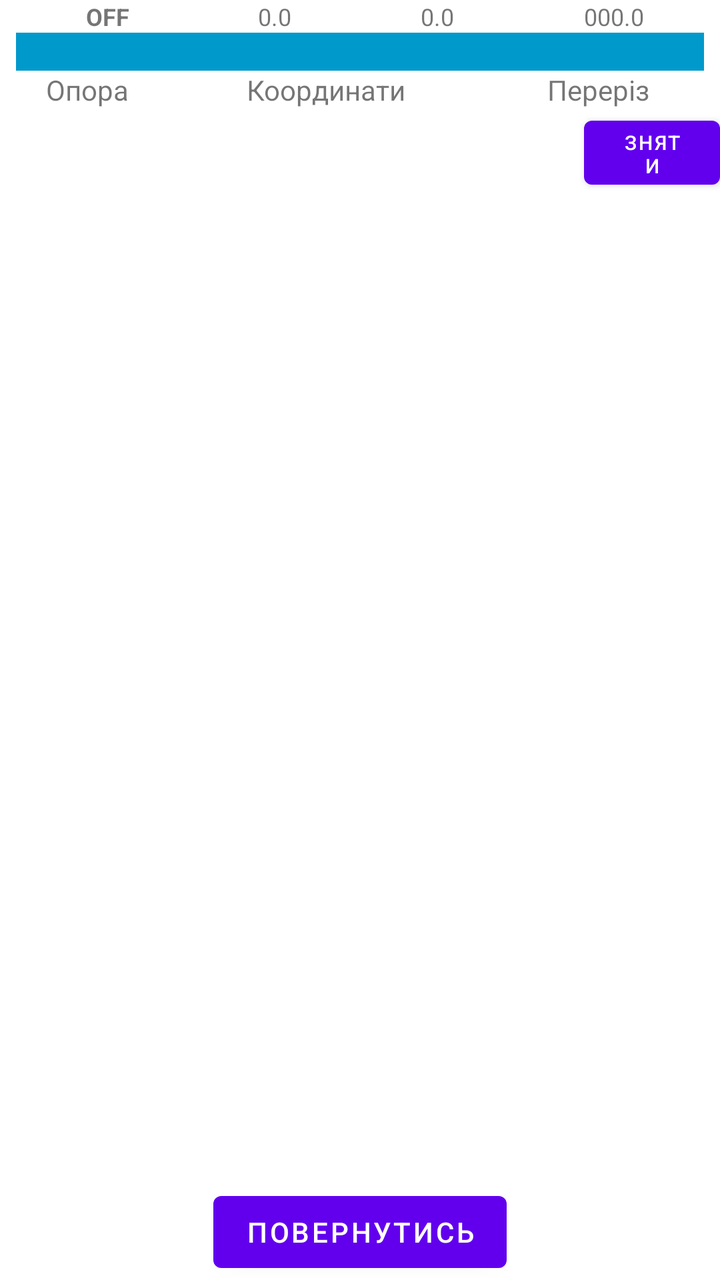
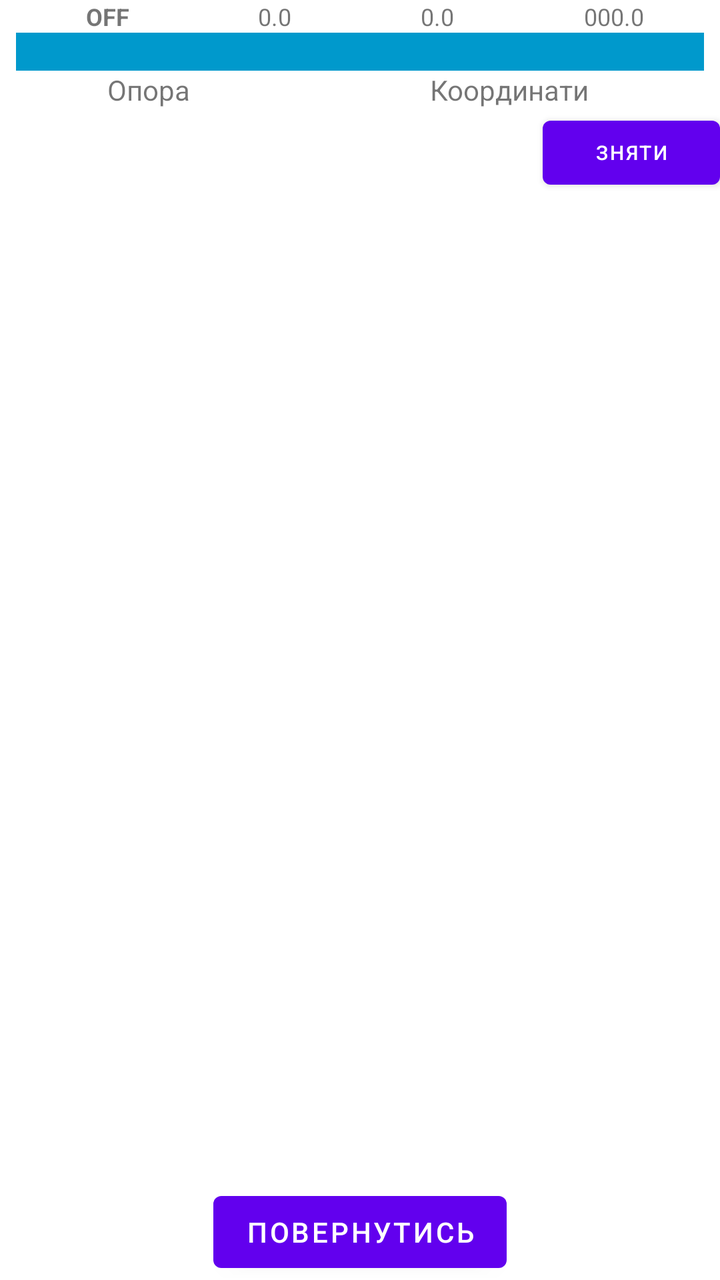

Before-and-after screenshots of an Android layout around one commit, followed by the original layout XML and the change that was made.
<!-- AndroidManifest.xml: application theme Theme.POEGPS -->
<!-- res/layout/fragment_tp_editor.xml -->
<?xml version="1.0" encoding="utf-8"?>
<androidx.constraintlayout.widget.ConstraintLayout
    xmlns:android="http://schemas.android.com/apk/res/android"
    xmlns:app="http://schemas.android.com/apk/res-auto"
    xmlns:tools="http://schemas.android.com/tools"
    android:layout_width="match_parent"
    android:layout_height="match_parent"
    tools:layout_editor_absoluteY="25dp">

    <include
        android:id="@+id/include"
        layout="@layout/include_gps"
        android:layout_width="0dp"
        android:layout_height="wrap_content"
        android:layout_marginBottom="4dp"
        android:layout_marginEnd="8dp"
        android:layout_marginStart="8dp"
        app:layout_constraintBottom_toTopOf="@+id/tpName"
        app:layout_constraintEnd_toEndOf="parent"
        app:layout_constraintStart_toStartOf="parent"
        app:layout_constraintTop_toTopOf="parent" />

    <TextView
        android:id="@+id/tpName"
        android:layout_width="0dp"
        android:layout_height="wrap_content"
        android:layout_marginBottom="18dp"
        android:layout_marginEnd="8dp"
        android:layout_marginStart="8dp"
        android:background="@android:color/holo_blue_dark"
        android:text=""
        android:textAlignment="center"
        app:layout_constraintEnd_toEndOf="parent"
        app:layout_constraintStart_toStartOf="parent"
        app:layout_constraintTop_toBottomOf="@+id/include" />

    <LinearLayout
        android:id="@+id/linearLayout2"
        android:layout_width="0dp"
        android:layout_height="wrap_content"
        android:orientation="horizontal"
        app:layout_constraintEnd_toEndOf="parent"
        app:layout_constraintHorizontal_bias="0.0"
        app:layout_constraintStart_toStartOf="parent"
        app:layout_constraintTop_toBottomOf="@+id/tpName">

        <TextView
            android:id="@+id/textView"
            android:layout_width="17dp"
            android:layout_height="wrap_content"
            android:layout_weight="1"
            android:text="Опора"
            android:textAlignment="center"
            tools:layout_editor_absoluteX="16dp"
            tools:layout_editor_absoluteY="39dp" />

        <TextView
            android:id="@+id/textView2"
            android:layout_width="wrap_content"
            android:layout_height="wrap_content"
            android:layout_weight="1"
            android:text="Координати"
            android:textAlignment="center"
            tools:layout_editor_absoluteX="106dp"
            tools:layout_editor_absoluteY="39dp" />

        <TextView
            android:id="@+id/textView3"
            android:layout_width="wrap_content"
            android:layout_height="wrap_content"
            android:layout_weight="1"
            android:text="Переріз"
            android:textAlignment="center"
            tools:layout_editor_absoluteX="250dp"
            tools:layout_editor_absoluteY="39dp" />
    </LinearLayout>

    <LinearLayout
        android:id="@+id/opr_item_ll"
        android:layout_width="match_parent"
        android:layout_height="wrap_content"
        android:paddingBottom="8dp"
        app:layout_constraintTop_toBottomOf="@id/linearLayout2"
        app:layout_constraintStart_toStartOf="parent"
        app:layout_constraintEnd_toEndOf="parent">

        <TextView
            android:id="@+id/opr"
            android:layout_width="10dp"
            android:layout_height="match_parent"
            android:layout_marginStart="10dp"
            android:layout_marginTop="4dp"
            android:layout_weight="1"
            android:clickable="true"
            android:foreground="#3233b5e5"
            android:maxLines="1"
            android:paddingTop="10dp"
            android:text=""
            android:textAlignment="center"
            android:textSize="11sp"
            android:textStyle="bold" />

        <LinearLayout
            android:id="@+id/textViews"
            android:layout_width="114dp"
            android:layout_height="40dp"
            android:layout_marginTop="4dp"
            android:layout_weight="1"
            android:longClickable="true"
            android:onClick="@null"
            android:orientation="vertical">

            <TextView
                android:id="@+id/lat"
                android:layout_width="match_parent"
                android:layout_height="20dp"
                android:layout_weight="1"
                android:foreground="#37ff8800"
                android:text=""
                android:textAlignment="center" />

            <TextView
                android:id="@+id/lng"
                android:layout_width="match_parent"
                android:layout_height="20dp"
                android:layout_weight="1"
                android:foreground="#37ff8800"
                android:text=""
                android:textAlignment="center" />

        </LinearLayout>

        <TextView
            android:id="@+id/wire"
            android:layout_width="15dp"
            android:layout_height="match_parent"
            android:layout_marginTop="4dp"
            android:layout_weight="1"
            android:foreground="#3799cc00"
            android:paddingTop="10dp"
            android:text=""
            android:textAlignment="center"
            android:textSize="11sp" />

        <Button
            android:id="@+id/take_coord"
            android:layout_width="20dp"
            android:layout_height="match_parent"
            android:layout_marginBottom="0dp"
            android:layout_marginRight="0dp"
            android:layout_marginTop="0dp"
            android:layout_weight="1"
            android:soundEffectsEnabled="true"
            android:text="@string/take"
            android:textSize="10sp" />

    </LinearLayout>

    <Button
        android:id="@+id/back_btn"
        android:layout_width="wrap_content"
        android:layout_height="wrap_content"
        android:text="Повернутись"
        app:layout_constraintBottom_toBottomOf="parent"
        app:layout_constraintEnd_toEndOf="parent"
        app:layout_constraintStart_toStartOf="parent"
        />


</androidx.constraintlayout.widget.ConstraintLayout>
<!-- res/layout/include_gps.xml (included above) -->
<?xml version="1.0" encoding="utf-8"?>
<LinearLayout xmlns:android="http://schemas.android.com/apk/res/android"
    xmlns:tools="http://schemas.android.com/tools"
    android:id="@+id/GPS_Layout"
    android:layout_width="match_parent"
    android:layout_height="match_parent"
    android:orientation="horizontal">

    <TextView
        android:id="@+id/GPS_Status"
        style="@style/gps_status_loc"
        android:text="@string/gps_status_off"
        android:textStyle="bold" />

    
    

    <TextView
        android:id="@+id/GPS_Latitude"
        style="@style/gps_status_loc"
        android:text="@string/gps_lat00" />

    <TextView
        android:id="@+id/GPS_Longitude"
        style="@style/gps_status_loc"
        android:text="@string/gps_lng00" />

    <TextView
        android:id="@+id/GPS_Accuracy"
        style="@style/gps_status_loc"
        android:text="@string/gps_accuracy" />
</LinearLayout>
<!-- resources referenced by this layout -->
<resources>
  <string name="gps_accuracy">000.0</string>
  <string name="gps_lat00">0.0</string>
  <string name="gps_lng00">0.0</string>
  <string name="gps_status_off">OFF</string>
  <string name="take">Зняти</string>
  <style name="gps_status_loc" parent="gps_status">
          <item name="android:gravity">center</item>
          <item name="android:layout_weight">1</item>
          <item name="android:paddingLeft">5dp</item>
      </style>
  <style name="Theme.POEGPS" parent="Theme.MaterialComponents.DayNight.NoActionBar">
          
          <item name="colorPrimary">@color/purple_500</item>
          <item name="colorPrimaryVariant">@color/purple_700</item>
          <item name="colorOnPrimary">@color/white</item>
          
          <item name="colorSecondary">@color/teal_200</item>
          <item name="colorSecondaryVariant">@color/teal_700</item>
          <item name="colorOnSecondary">@color/black</item>
          
          <item name="android:statusBarColor">?attr/colorPrimaryVariant</item>
          
      </style>
  <style name="gps_status" parent="width_wrap_height_wrap">
          <item name="android:textSize">12sp</item>
      </style>
  <color name="purple_500">#FF6200EE</color>
  <color name="purple_700">#FF3700B3</color>
  <color name="white">#FFFFFFFF</color>
  <color name="teal_200">#FF03DAC5</color>
  <color name="teal_700">#FF018786</color>
  <color name="black">#FF000000</color>
  <style name="width_wrap_height_wrap">
          <item name="android:layout_width">wrap_content</item>
          <item name="android:layout_height">wrap_content</item>
      </style>
</resources>

<!-- the commit's change to res/layout/fragment_tp_editor.xml (unified diff, before → after) -->
@@ -63,16 +63,6 @@
             android:textAlignment="center"
             tools:layout_editor_absoluteX="106dp"
             tools:layout_editor_absoluteY="39dp" />
-
-        <TextView
-            android:id="@+id/textView3"
-            android:layout_width="wrap_content"
-            android:layout_height="wrap_content"
-            android:layout_weight="1"
-            android:text="Переріз"
-            android:textAlignment="center"
-            tools:layout_editor_absoluteX="250dp"
-            tools:layout_editor_absoluteY="39dp" />
     </LinearLayout>
 
     <LinearLayout
@@ -129,18 +119,6 @@
                 android:textAlignment="center" />
 
         </LinearLayout>
-
-        <TextView
-            android:id="@+id/wire"
-            android:layout_width="15dp"
-            android:layout_height="match_parent"
-            android:layout_marginTop="4dp"
-            android:layout_weight="1"
-            android:foreground="#3799cc00"
-            android:paddingTop="10dp"
-            android:text=""
-            android:textAlignment="center"
-            android:textSize="11sp" />
 
         <Button
             android:id="@+id/take_coord"
